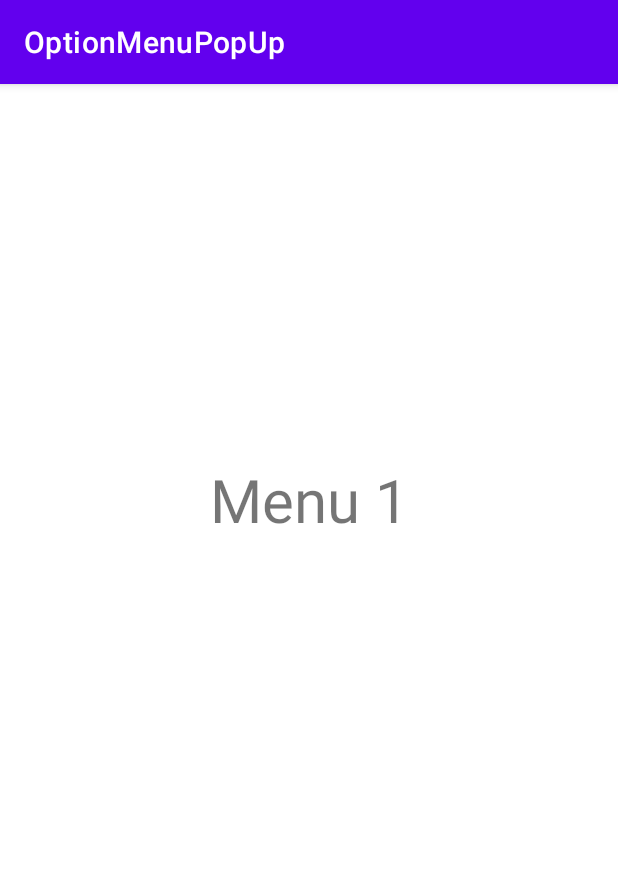
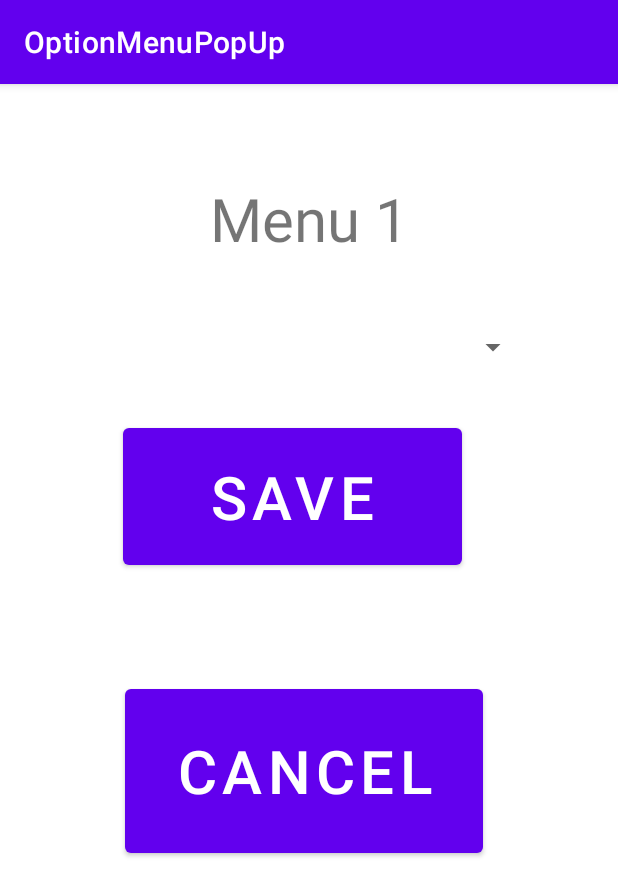
Before and after one commit to kostandinvllahu/Option-menu-activity, an Android app: the menu1 screen opened directly, with no data from a screen before it, on a phone screen of 412 x 824 dp. Shown: the top 896 px of the screen. Run offline under Robolectric (Android 15) with nearby library versions, the phone set to English and light mode, and no system bars.

Commit message:
Popup punon ndiq kodin pa design

```diff
--- a/app/src/main/java/com/example/optionmenupopup/MainActivity.java
+++ b/app/src/main/java/com/example/optionmenupopup/MainActivity.java
@@ -2,14 +2,29 @@
 package com.example.optionmenupopup;
 
 import androidx.annotation.NonNull;
+import androidx.appcompat.app.AlertDialog;
 import androidx.appcompat.app.AppCompatActivity;
 
 import android.content.Intent;
 import android.os.Bundle;
 import android.view.Menu;
 import android.view.MenuItem;
+import android.view.View;
+import android.widget.Button;
+import android.widget.Spinner;
+import android.widget.TextView;
 
 public class MainActivity extends AppCompatActivity {
+
+    //Krijo nje dialogBuilder te fillimi kodit
+    private AlertDialog.Builder dialogBuilder;
+    //Krijo nje alert dialog
+    private  AlertDialog dialog;
+    //Vendos nje edit text sipas vlerave qe ke
+    private Spinner newcontactpopup_spinner;
+    private TextView newcontactpopup_textview;
+    //Vendos nje button cancel dhe save
+    private Button newcontactpopup_cancel, newcontactpop_save;
 
     @Override
     protected void onCreate(Bundle savedInstanceState) {
@@ -19,19 +34,50 @@ public class MainActivity extends AppCompatActivity {
 
     @Override
     public boolean onCreateOptionsMenu(Menu menu) {
+        //Ketu eshte onCreate i menus
         getMenuInflater().inflate(R.menu.menu,menu);
         return super.onCreateOptionsMenu(menu);
     }
 
     @Override
     public boolean onOptionsItemSelected(@NonNull MenuItem item) {
-        int id = item.getItemId();
+        /*int id = item.getItemId();
         if(id == R.id.sub){
             Intent intent = new Intent(MainActivity.this, menu1.class);
             startActivity(intent);
             finish();
             return true;
         }
+         */
+        createNewContactDialog();
         return super.onOptionsItemSelected(item);
     }
+
+    public void createNewContactDialog(){
+        dialogBuilder = new AlertDialog.Builder(this);
+        final View contactPopupView = getLayoutInflater().inflate(R.layout.activity_menu1, null);
+        newcontactpopup_spinner = (Spinner) contactPopupView.findViewById(R.id.firstname);
+        newcontactpop_save = (Button) contactPopupView.findViewById(R.id.saveButton);
+        newcontactpopup_cancel = (Button) contactPopupView.findViewById(R.id.cancelButton);
+        dialogBuilder.setView(contactPopupView);
+        dialog = dialogBuilder.create();
+        dialog.show();
+
+        newcontactpop_save.setOnClickListener(new View.OnClickListener() {
+            @Override
+            public void onClick(View view) {
+                //Funskion sql
+            }
+        });
+
+        newcontactpopup_cancel.setOnClickListener(new View.OnClickListener() {
+            @Override
+            public void onClick(View view) {
+                //cancel button
+                dialog.dismiss();
+            }
+        });
+    }
+
+
 }
--- a/app/src/main/res/layout/activity_menu1.xml
+++ b/app/src/main/res/layout/activity_menu1.xml
@@ -10,10 +10,59 @@
     <TextView
         android:layout_width="match_parent"
         android:layout_height="wrap_content"
+        android:layout_alignParentTop="true"
+        android:layout_alignParentBottom="true"
+        android:layout_marginTop="45dp"
+        android:layout_marginBottom="633dp"
         android:gravity="center"
         android:text="Menu 1"
-        android:layout_marginTop="250dp"
-        android:textSize="40dp">
-    </TextView>
+        android:textSize="40dp"></TextView>
+
+    <Spinner
+        android:id="@+id/firstname"
+        android:layout_width="wrap_content"
+        android:layout_height="64dp"
+        android:layout_alignParentStart="true"
+        android:layout_alignParentTop="true"
+        android:layout_alignParentEnd="true"
+        android:layout_alignParentBottom="true"
+        android:layout_marginStart="46dp"
+        android:layout_marginTop="125dp"
+        android:layout_marginEnd="59dp"
+        android:layout_marginBottom="542dp"
+        android:gravity="center"
+        android:textSize="40dp"></Spinner>
+
+    <Button
+        android:id="@+id/saveButton"
+        android:layout_width="wrap_content"
+        android:layout_height="67dp"
+        android:layout_alignParentStart="true"
+        android:layout_alignParentTop="true"
+        android:layout_alignParentEnd="true"
+        android:layout_alignParentBottom="true"
+        android:layout_marginStart="82dp"
+        android:layout_marginTop="223dp"
+        android:layout_marginEnd="104dp"
+        android:layout_marginBottom="441dp"
+        android:gravity="center"
+        android:text="Save"
+        android:textSize="40dp"></Button>
+
+    <Button
+        android:id="@+id/cancelButton"
+        android:layout_width="wrap_content"
+        android:layout_height="85dp"
+        android:layout_alignParentStart="true"
+        android:layout_alignParentTop="true"
+        android:layout_alignParentEnd="true"
+        android:layout_alignParentBottom="true"
+        android:layout_marginStart="83dp"
+        android:layout_marginTop="397dp"
+        android:layout_marginEnd="90dp"
+        android:layout_marginBottom="249dp"
+        android:gravity="center"
+        android:text="Cancel"
+        android:textSize="40dp"></Button>
 
 </RelativeLayout>
```
